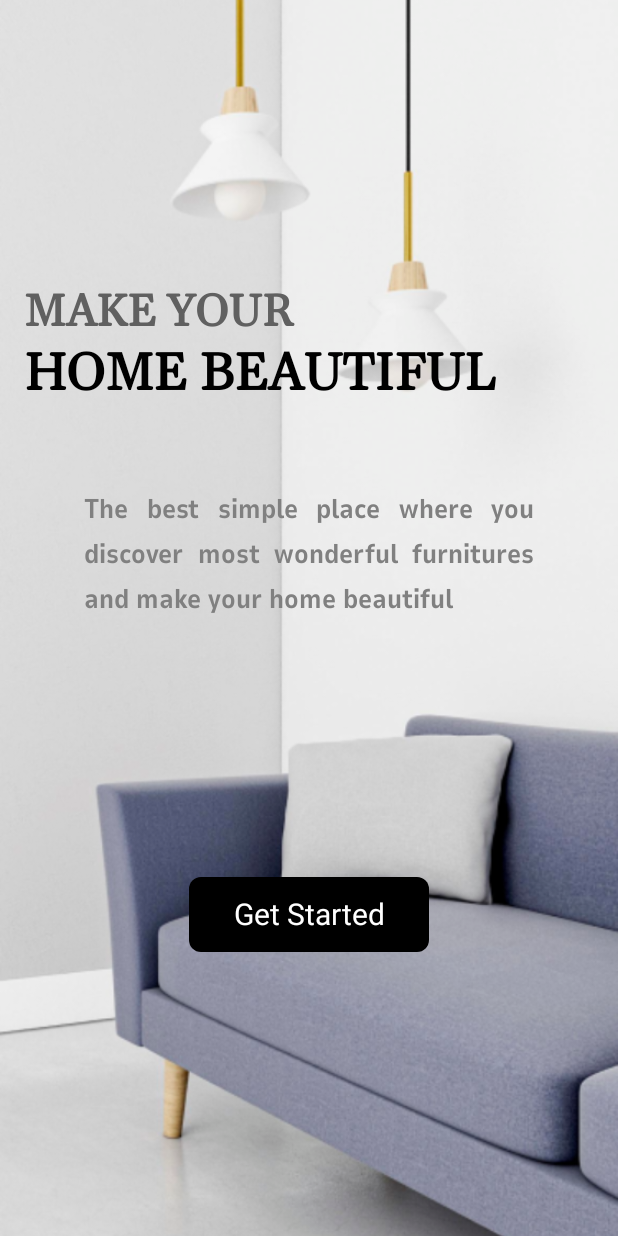
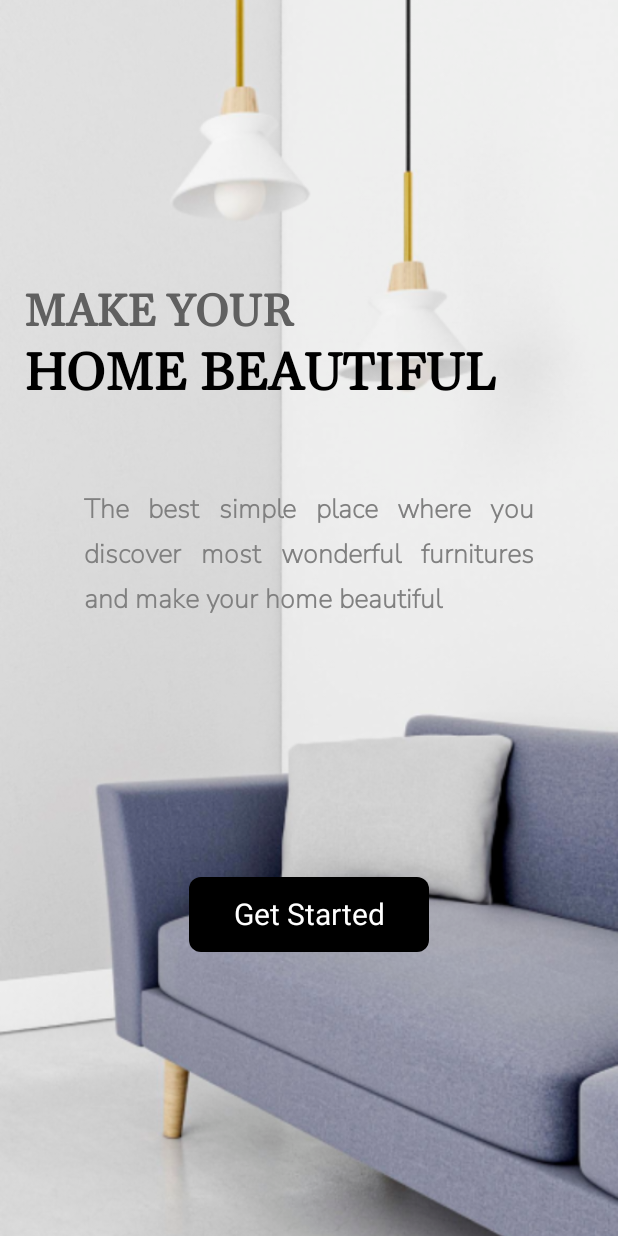
Before and after one commit to tdc2004/Assignment_KOT104, an Android app built with Jetpack Compose: the MainActivity screen opened directly, with no data from a screen before it, on a phone screen of 412 x 824 dp. Run offline under Robolectric (Android 15) with nearby library versions, the phone set to English and light mode, and no system bars.

Commit message:
update ui welcome

```diff
--- a/app/src/main/java/com/chinhdev/assignment_kot104/ui/theme/WelcomeScreen.kt
+++ b/app/src/main/java/com/chinhdev/assignment_kot104/ui/theme/WelcomeScreen.kt
@@ -80,7 +80,7 @@ fun WelcomeScreen(navController: NavHostController) {
                             style = TextStyle(
                                 lineHeight = 30.sp
                             ),
-                            fontFamily = FontFamily(Font(R.font.nunitosans)),
+                            fontFamily = FontFamily(Font(R.font.nn)),
                             fontWeight = FontWeight.W700,
                             color = Color(0xFF808080)
                         )
```
